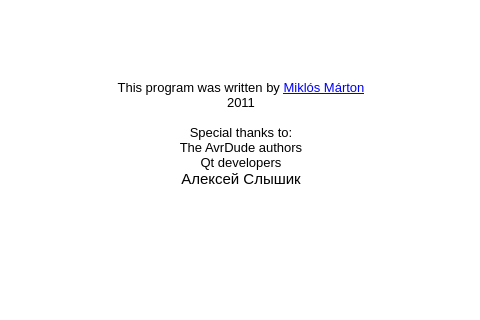
Qt form qavrdude/mainwindow.ui (martonmiklos/avrdude-qt-gui) before a commit; both pictures show x 259 to 739 and y 110 to 430 of the 1000 by 705 pixel window.
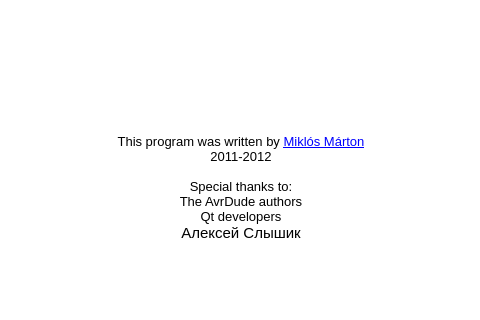
The same form after that commit. The open tabs and pages were chosen to show the change. Icons and pictures are not drawn. Custom widgets are drawn as their Qt base class.

```diff
--- a/qavrdude/mainwindow.ui
+++ b/qavrdude/mainwindow.ui
@@ -1246,9 +1246,12 @@
 &lt;p style=&quot;-qt-paragraph-type:empty; margin-top:0px; margin-bottom:0px; margin-left:0px; margin-right:0px; -qt-block-indent:0; text-indent:0px;&quot;&gt;&lt;/p&gt;
 &lt;p style=&quot;-qt-paragraph-type:empty; margin-top:0px; margin-bottom:0px; margin-left:0px; margin-right:0px; -qt-block-indent:0; text-indent:0px;&quot;&gt;&lt;/p&gt;
 &lt;p style=&quot;-qt-paragraph-type:empty; margin-top:0px; margin-bottom:0px; margin-left:0px; margin-right:0px; -qt-block-indent:0; text-indent:0px;&quot;&gt;&lt;/p&gt;
+&lt;p style=&quot;-qt-paragraph-type:empty; margin-top:0px; margin-bottom:0px; margin-left:0px; margin-right:0px; -qt-block-indent:0; text-indent:0px;&quot;&gt;&lt;/p&gt;
+&lt;p style=&quot;-qt-paragraph-type:empty; margin-top:0px; margin-bottom:0px; margin-left:0px; margin-right:0px; -qt-block-indent:0; text-indent:0px;&quot;&gt;&lt;/p&gt;
+&lt;p style=&quot;-qt-paragraph-type:empty; margin-top:0px; margin-bottom:0px; margin-left:0px; margin-right:0px; -qt-block-indent:0; text-indent:0px;&quot;&gt;&lt;/p&gt;
 &lt;p style=&quot;-qt-paragraph-type:empty; margin-top:0px; margin-bottom:0px; margin-left:0px; margin-right:0px; -qt-block-indent:0; text-indent:0px; font-family:'Sans'; font-size:10pt;&quot;&gt;&lt;/p&gt;
 &lt;p align=&quot;center&quot; style=&quot; margin-top:0px; margin-bottom:0px; margin-left:0px; margin-right:0px; -qt-block-indent:0; text-indent:0px;&quot;&gt;&lt;span style=&quot; font-family:'Sans'; font-size:10pt;&quot;&gt;This program was written by &lt;/span&gt;&lt;a href=&quot;mailto:martonmiklosqdev@gmail.com&quot;&gt;&lt;span style=&quot; font-family:'Sans'; font-size:10pt; text-decoration: underline; color:#0000ff;&quot;&gt;Miklós Márton&lt;/span&gt;&lt;/a&gt;&lt;/p&gt;
-&lt;p align=&quot;center&quot; style=&quot; margin-top:0px; margin-bottom:0px; margin-left:0px; margin-right:0px; -qt-block-indent:0; text-indent:0px;&quot;&gt;&lt;span style=&quot; font-family:'Sans'; font-size:10pt;&quot;&gt;2011&lt;/span&gt;&lt;/p&gt;
+&lt;p align=&quot;center&quot; style=&quot; margin-top:0px; margin-bottom:0px; margin-left:0px; margin-right:0px; -qt-block-indent:0; text-indent:0px;&quot;&gt;&lt;span style=&quot; font-family:'Sans'; font-size:10pt;&quot;&gt;2011-2012&lt;/span&gt;&lt;/p&gt;
 &lt;p align=&quot;center&quot; style=&quot;-qt-paragraph-type:empty; margin-top:0px; margin-bottom:0px; margin-left:0px; margin-right:0px; -qt-block-indent:0; text-indent:0px; font-family:'Sans'; font-size:10pt;&quot;&gt;&lt;/p&gt;
 &lt;p align=&quot;center&quot; style=&quot; margin-top:0px; margin-bottom:0px; margin-left:0px; margin-right:0px; -qt-block-indent:0; text-indent:0px;&quot;&gt;&lt;span style=&quot; font-family:'Sans'; font-size:10pt;&quot;&gt;Special thanks to:&lt;/span&gt;&lt;/p&gt;
 &lt;p align=&quot;center&quot; style=&quot; margin-top:0px; margin-bottom:0px; margin-left:0px; margin-right:0px; -qt-block-indent:0; text-indent:0px;&quot;&gt;&lt;span style=&quot; font-family:'Sans'; font-size:10pt;&quot;&gt;The AvrDude authors&lt;/span&gt;&lt;/p&gt;
```
Left out of the diff: 2 changed lines with no effect on the pictures.
